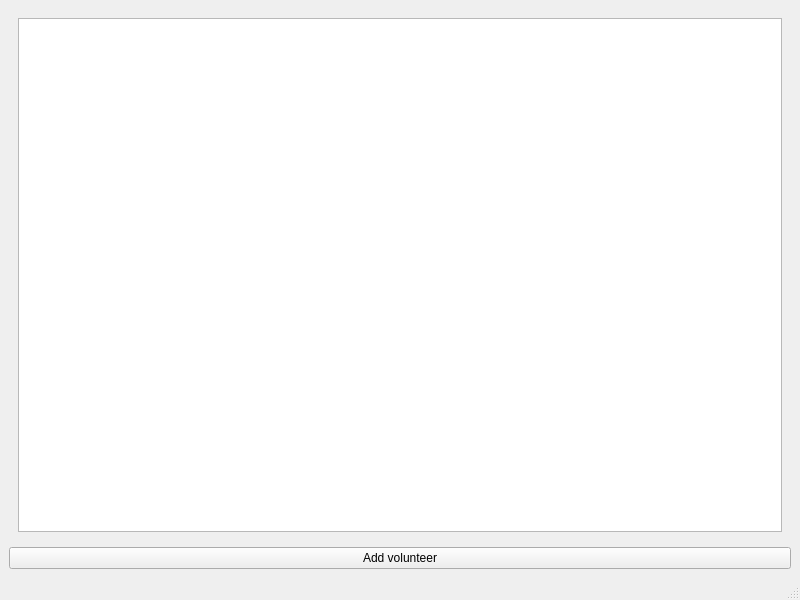
Old version of the form src/mainwindow.ui in the repository mikepyne/RotaGenerator.
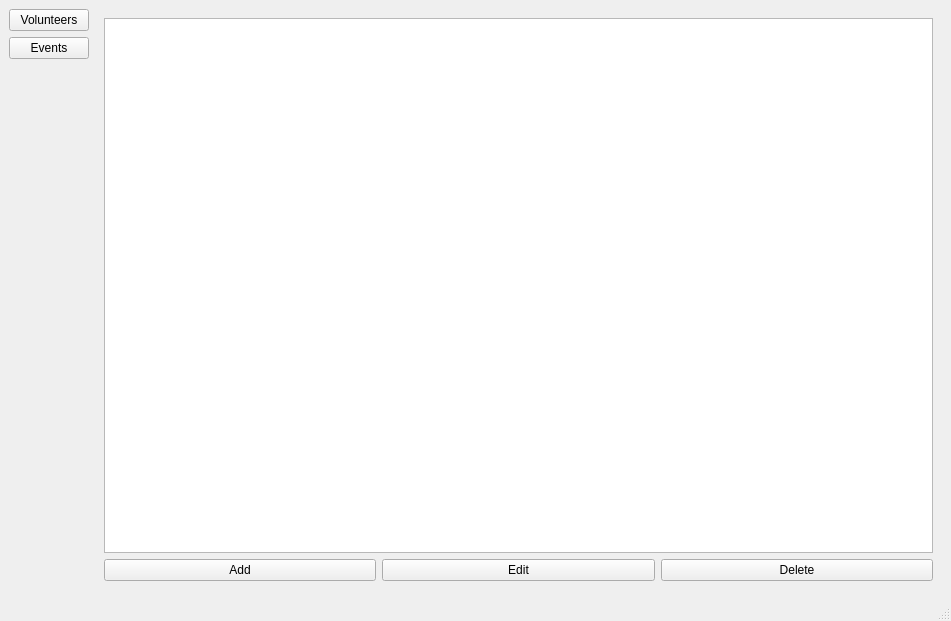
New version of the form.

Commit message: Drop the Volunteers and Events classes, in favour of incorporating them into a model class. Moved things around in the MainWindow class to use the Volunteers Model. Added to the MainWindow UI (layouts, etc. to used the stacked widget).

What changed in the file:
```diff
--- a/src/mainwindow.ui
+++ b/src/mainwindow.ui
@@ -6,37 +6,114 @@
    <rect>
     <x>0</x>
     <y>0</y>
-    <width>800</width>
-    <height>600</height>
+    <width>951</width>
+    <height>621</height>
    </rect>
   </property>
   <property name="windowTitle">
    <string>MainWindow</string>
   </property>
   <widget class="QWidget" name="centralwidget">
-   <layout class="QGridLayout" name="gridLayout">
-    <item row="1" column="0">
-     <widget class="QPushButton" name="add_volunteer">
-      <property name="text">
-       <string>Add volunteer</string>
-      </property>
-     </widget>
-    </item>
+   <layout class="QGridLayout" name="gridLayout_4">
     <item row="0" column="0">
-     <widget class="QStackedWidget" name="stackedWidget">
-      <widget class="QWidget" name="page">
-       <layout class="QGridLayout" name="gridLayout_2">
-        <item row="0" column="0">
-         <layout class="QVBoxLayout" name="verticalLayout">
-          <item>
-           <widget class="QTableView" name="volunteersView"/>
+     <layout class="QGridLayout" name="grid">
+      <item row="0" column="0">
+       <layout class="QVBoxLayout" name="verticalLayout">
+        <item>
+         <widget class="QPushButton" name="volunteers">
+          <property name="text">
+           <string>Volunteers</string>
+          </property>
+          <property name="checkable">
+           <bool>true</bool>
+          </property>
+          <attribute name="buttonGroup">
+           <string notr="true">buttonGroup</string>
+          </attribute>
+         </widget>
+        </item>
+        <item>
+         <widget class="QPushButton" name="events">
+          <property name="text">
+           <string>Events</string>
+          </property>
+          <property name="checkable">
+           <bool>true</bool>
+          </property>
+          <attribute name="buttonGroup">
+           <string notr="true">buttonGroup</string>
+          </attribute>
+         </widget>
+        </item>
+        <item>
+         <spacer name="verticalSpacer">
+          <property name="orientation">
+           <enum>Qt::Vertical</enum>
+          </property>
+          <property name="sizeHint" stdset="0">
+           <size>
+            <width>20</width>
+            <height>40</height>
+           </size>
+          </property>
+         </spacer>
+        </item>
+       </layout>
+      </item>
+      <item row="0" column="1">
+       <widget class="QStackedWidget" name="stack">
+        <widget class="QWidget" name="volunteersPage">
+         <layout class="QGridLayout" name="gridLayout_2">
+          <item row="0" column="0">
+           <layout class="QGridLayout" name="volunteersLayout">
+            <item row="1" column="1">
+             <widget class="QPushButton" name="edit_volunteer">
+              <property name="text">
+               <string>Edit</string>
+              </property>
+             </widget>
+            </item>
+            <item row="1" column="0">
+             <widget class="QPushButton" name="add_volunteer">
+              <property name="text">
+               <string>Add</string>
+              </property>
+             </widget>
+            </item>
+            <item row="1" column="2">
+             <widget class="QPushButton" name="delete_volunteer">
+              <property name="text">
+               <string>Delete</string>
+              </property>
+             </widget>
+            </item>
+            <item row="0" column="0" colspan="3">
+             <widget class="QTableView" name="volunteersView">
+              <property name="selectionBehavior">
+               <enum>QAbstractItemView::SelectRows</enum>
+              </property>
+              <property name="gridStyle">
+               <enum>Qt::SolidLine</enum>
+              </property>
+              <property name="cornerButtonEnabled">
+               <bool>false</bool>
+              </property>
+              <attribute name="verticalHeaderVisible">
+               <bool>false</bool>
+              </attribute>
+              <attribute name="verticalHeaderHighlightSections">
+               <bool>false</bool>
+              </attribute>
+             </widget>
+            </item>
+           </layout>
           </item>
          </layout>
-        </item>
-       </layout>
-      </widget>
-      <widget class="QWidget" name="page_2"/>
-     </widget>
+        </widget>
+        <widget class="QWidget" name="eventsPage"/>
+       </widget>
+      </item>
+     </layout>
     </item>
    </layout>
   </widget>
```
Left out of the diff: 5 changed lines with no effect on the pictures. The commit also changes 16 other files.
